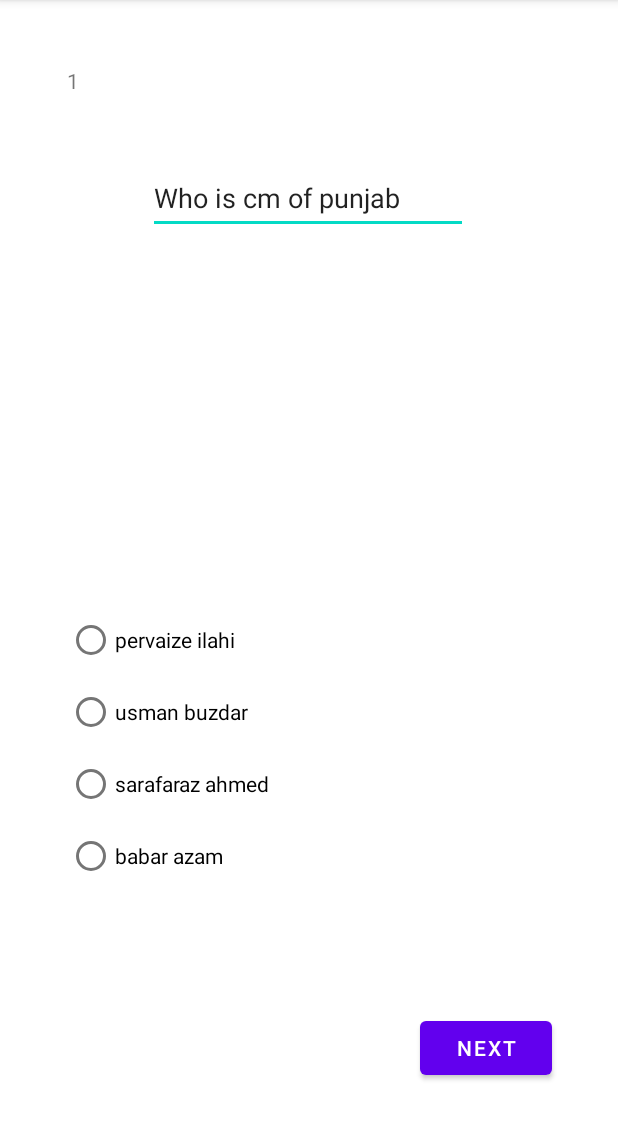
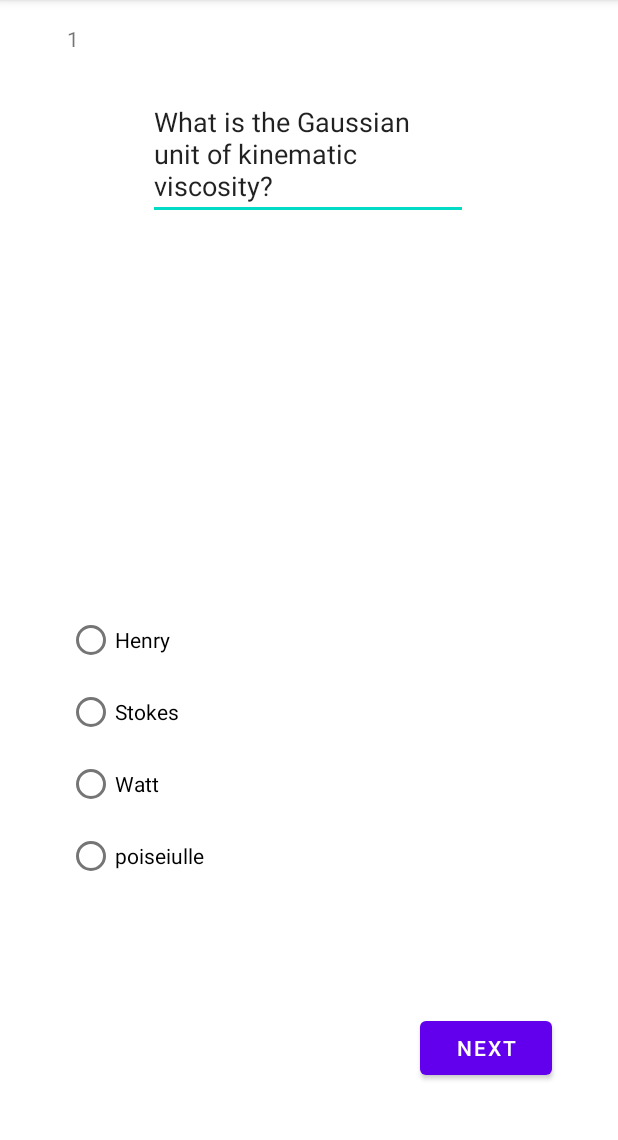
Before and after one commit to ArsalHussain14/Exam_App, an Android app: the screen it shows after launch (MainActivity), on a phone screen of 412 x 824 dp, the part 84-1224 px from its top. Run offline under Robolectric (Android 15) with nearby library versions, the phone set to English and light mode, and no system bars.

Commit message:
Added questions

```diff
--- a/app/src/main/java/com/example/exam_app/MainActivity.java
+++ b/app/src/main/java/com/example/exam_app/MainActivity.java
@@ -25,13 +25,13 @@ public class MainActivity extends AppCompatActivity {
     TextView score;
     RadioGroup radioGroup;
 
-    String []questionText={"Who is pm of pakistan","Who is cm of punjab", "Who is cm of sindh"};
-    String []option1={"imran khan","pervaize ilahi","Donald trump"};
+    String []questionText={"Cobalt is a component of which of the following Vitamins?","What is the Gaussian unit of kinematic viscosity?", "Which of the following is another unit of frequency?"};
+    String []option1={"VitaminA","Henry","decibel"};
 
-    String []option2={"nawaz sharif","usman buzdar", "Murad Ali Shah"};
-    String []option3={"general bajwaa","sarafaraz ahmed","John Cena"};
-    String []option4={"shahbaz sharif","babar azam","UnderTaker"};
-    String [] correctOption={"shahbaz sharif","pervaize ilahi","Murad Ali Shah"};
+    String []option2={"VitaminD ","Stokes", "cycle per second"};
+    String []option3={"VitaminE","Watt","metre per second"};
+    String []option4={"VitaminB12 ","poiseiulle","second"};
+    String [] correctOption={"VitaminB12","Stokes","cycle per second"};
     int questionsLength=3;
 
     String [] userAnswers= new String[questionsLength];
--- a/app/src/main/res/layout/activity_main.xml
+++ b/app/src/main/res/layout/activity_main.xml
@@ -20,7 +20,7 @@
         app:layout_constraintHorizontal_bias="0.497"
         app:layout_constraintStart_toStartOf="parent"
         app:layout_constraintTop_toTopOf="parent"
-        app:layout_constraintVertical_bias="0.15" />
+        app:layout_constraintVertical_bias="0.086" />
 
     <Button
         android:id="@+id/next"
@@ -74,7 +74,7 @@
         android:id="@+id/currentQuestion"
         android:layout_width="wrap_content"
         android:layout_height="wrap_content"
-        android:layout_marginTop="44dp"
+        android:layout_marginTop="16dp"
         android:text="1"
         app:layout_constraintEnd_toEndOf="parent"
         app:layout_constraintHorizontal_bias="0.0"
@@ -89,7 +89,8 @@
         app:layout_constraintEnd_toEndOf="parent"
         app:layout_constraintHorizontal_bias="0.498"
         app:layout_constraintStart_toStartOf="parent"
-        app:layout_constraintTop_toBottomOf="@+id/displayAnswers" />
+        app:layout_constraintTop_toBottomOf="@+id/displayAnswers"
+        app:layout_constraintVertical_bias="0.906" />
 
     <TextView
         android:id="@+id/displayAnswers"
```
